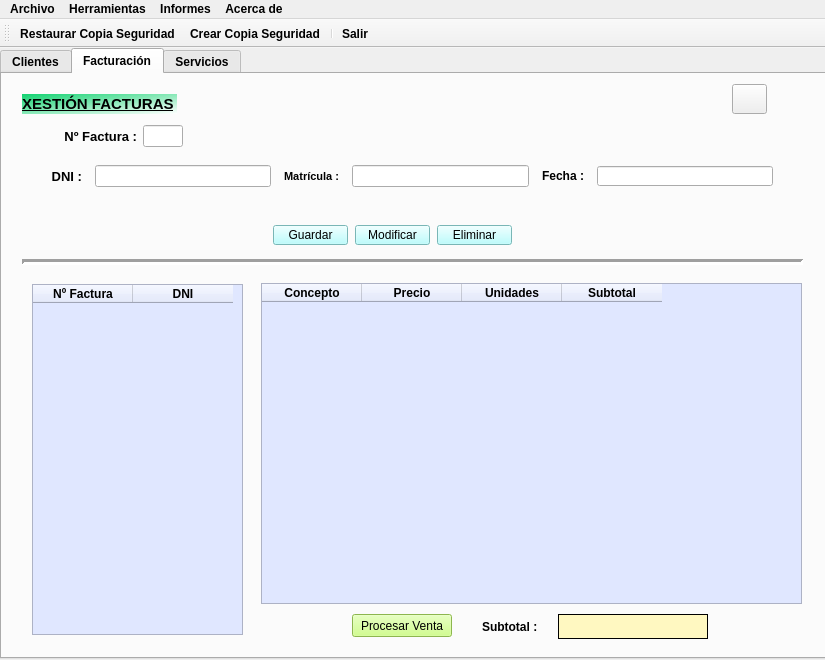
First picture: the form in ventMain.ui, repository gebreGL/DIRegistro-gutierrezlopez, before the edit.
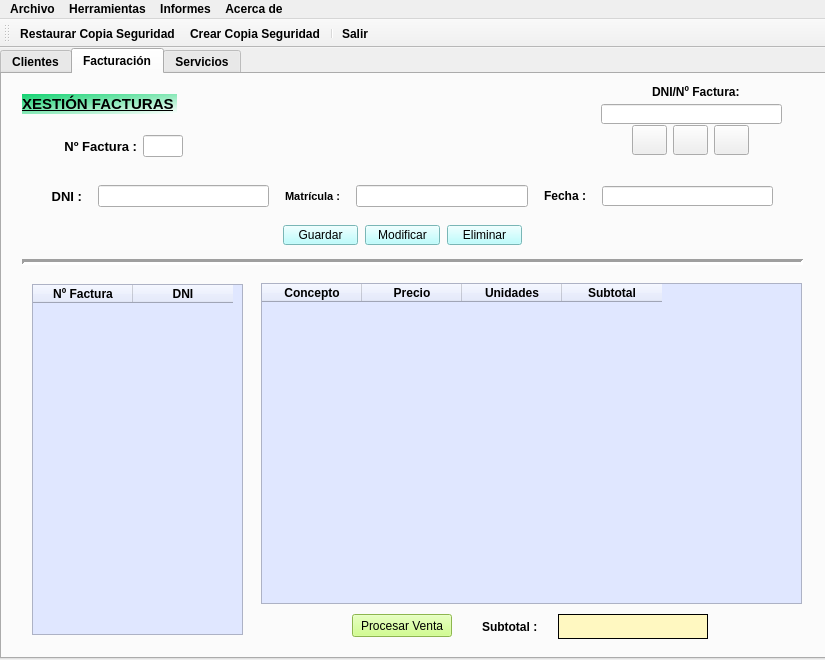
Second picture: the form after the edit. Icons and pictures are not drawn.

What changed in the file:
```diff
--- a/ventMain.ui
+++ b/ventMain.ui
@@ -54,6 +54,12 @@
     <property name="currentIndex">
      <number>1</number>
     </property>
+    <property name="iconSize">
+     <size>
+      <width>24</width>
+      <height>16</height>
+     </size>
+    </property>
     <widget class="QWidget" name="tab">
      <attribute name="title">
       <string>Clientes</string>
@@ -1097,14 +1103,14 @@
       <property name="geometry">
        <rect>
         <x>50</x>
-        <y>80</y>
+        <y>100</y>
         <width>721</width>
         <height>45</height>
        </rect>
       </property>
       <layout class="QHBoxLayout" name="datosFactura">
        <property name="spacing">
-        <number>13</number>
+        <number>16</number>
        </property>
        <item>
         <widget class="QLabel" name="lblDNIFactura">
@@ -1235,7 +1241,7 @@
      <widget class="QWidget" name="layoutWidget_4">
       <property name="geometry">
        <rect>
-        <x>270</x>
+        <x>280</x>
         <y>150</y>
         <width>241</width>
         <height>22</height>
@@ -1356,7 +1362,7 @@
       <property name="geometry">
        <rect>
         <x>50</x>
-        <y>50</y>
+        <y>60</y>
         <width>131</width>
         <height>24</height>
        </rect>
@@ -1476,41 +1482,6 @@
        </column>
       </widget>
      </widget>
-     <widget class="QPushButton" name="btnBuscarFactura">
-      <property name="geometry">
-       <rect>
-        <x>730</x>
-        <y>10</y>
-        <width>35</width>
-        <height>30</height>
-       </rect>
-      </property>
-      <property name="minimumSize">
-       <size>
-        <width>35</width>
-        <height>30</height>
-       </size>
-      </property>
-      <property name="maximumSize">
-       <size>
-        <width>35</width>
-        <height>30</height>
-       </size>
-      </property>
-      <property name="text">
-       <string/>
-      </property>
-      <property name="icon">
-       <iconset>
-        <normaloff>img/lupa.png</normaloff>img/lupa.png</iconset>
-      </property>
-      <property name="iconSize">
-       <size>
-        <width>27</width>
-        <height>27</height>
-       </size>
-      </property>
-     </widget>
      <widget class="QWidget" name="layoutWidget">
       <property name="geometry">
        <rect>
@@ -1574,6 +1545,128 @@
        <string>Procesar Venta</string>
       </property>
      </widget>
+     <widget class="QLineEdit" name="txtBuscar">
+      <property name="geometry">
+       <rect>
+        <x>599</x>
+        <y>30</y>
+        <width>181</width>
+        <height>20</height>
+       </rect>
+      </property>
+     </widget>
+     <widget class="QLabel" name="label_2">
+      <property name="geometry">
+       <rect>
+        <x>650</x>
+        <y>10</y>
+        <width>91</width>
+        <height>16</height>
+       </rect>
+      </property>
+      <property name="text">
+       <string>DNI/Nº Factura:</string>
+      </property>
+     </widget>
+     <widget class="QWidget" name="">
+      <property name="geometry">
+       <rect>
+        <x>630</x>
+        <y>50</y>
+        <width>119</width>
+        <height>32</height>
+       </rect>
+      </property>
+      <layout class="QHBoxLayout" name="horizontalLayout_5">
+       <item>
+        <widget class="QPushButton" name="btnBuscarFactura">
+         <property name="minimumSize">
+          <size>
+           <width>35</width>
+           <height>30</height>
+          </size>
+         </property>
+         <property name="maximumSize">
+          <size>
+           <width>35</width>
+           <height>30</height>
+          </size>
+         </property>
+         <property name="text">
+          <string/>
+         </property>
+         <property name="icon">
+          <iconset>
+           <normaloff>img/lupa.png</normaloff>img/lupa.png</iconset>
+         </property>
+         <property name="iconSize">
+          <size>
+           <width>27</width>
+           <height>27</height>
+          </size>
+         </property>
+        </widget>
+       </item>
+       <item>
+        <widget class="QPushButton" name="btnRecargar">
+         <property name="minimumSize">
+          <size>
+           <width>35</width>
+           <height>30</height>
+          </size>
+         </property>
+         <property name="maximumSize">
+          <size>
+           <width>35</width>
+           <height>30</height>
+          </size>
+         </property>
+         <property name="text">
+          <string/>
+         </property>
+         <property name="icon">
+          <iconset>
+           <normaloff>img/reload.png</normaloff>img/reload.png</iconset>
+         </property>
+         <property name="iconSize">
+          <size>
+           <width>27</width>
+           <height>27</height>
+          </size>
+         </property>
+        </widget>
+       </item>
+       <item>
+        <widget class="QPushButton" name="btnImprimir">
+         <property name="minimumSize">
+          <size>
+           <width>35</width>
+           <height>30</height>
+          </size>
+         </property>
+         <property name="maximumSize">
+          <size>
+           <width>35</width>
+           <height>30</height>
+          </size>
+         </property>
+         <property name="text">
+          <string/>
+         </property>
+         <property name="icon">
+          <iconset>
+           <normaloff>img/impresora.png</normaloff>img/impresora.png</iconset>
+         </property>
+         <property name="iconSize">
+          <size>
+           <width>32</width>
+           <height>33</height>
+          </size>
+         </property>
+        </widget>
+       </item>
+      </layout>
+     </widget>
     </widget>
     <widget class="QWidget" name="tab_3">
      <attribute name="title">
```
Left out of the diff: 4 changed lines with no effect on the pictures.
